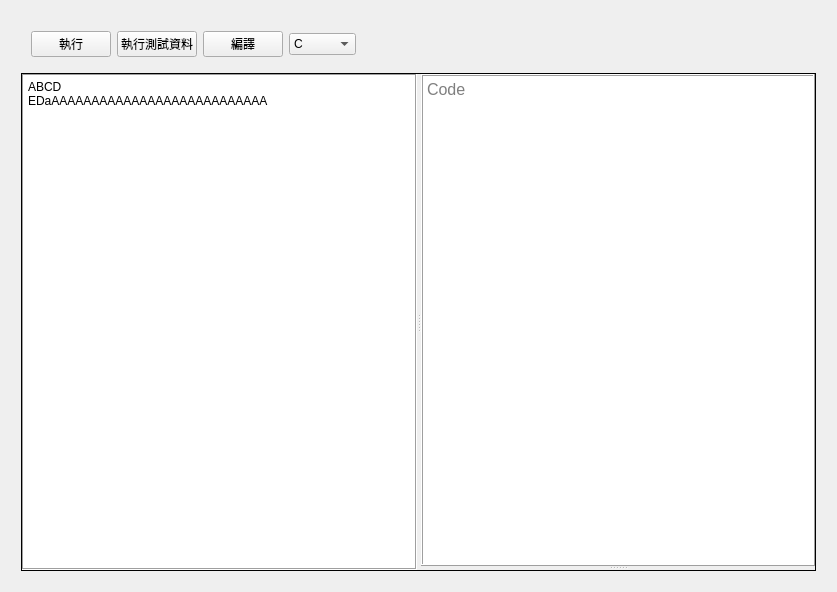
The window that solvingwidget.ui (Vope17/CodeCrazy) describes before a commit, drawn with Qt 5.
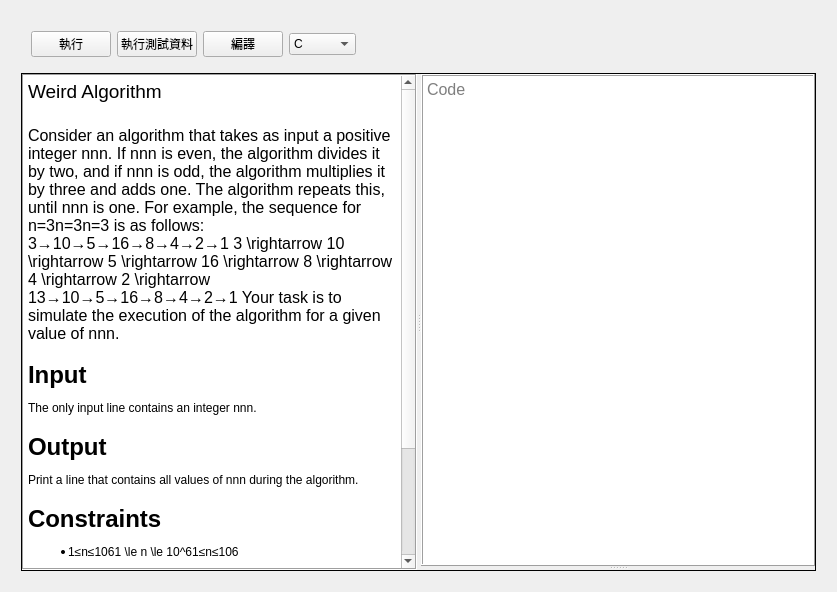
The same window after the commit.

The edit to the form file:
```diff
--- a/solvingwidget.ui
+++ b/solvingwidget.ui
@@ -138,8 +138,21 @@
 li.unchecked::marker { content: &quot;\2610&quot;; }
 li.checked::marker { content: &quot;\2612&quot;; }
 &lt;/style&gt;&lt;/head&gt;&lt;body style=&quot; font-family:'Microsoft JhengHei UI'; font-size:9pt; font-weight:400; font-style:normal;&quot;&gt;
-&lt;p style=&quot; margin-top:0px; margin-bottom:0px; margin-left:0px; margin-right:0px; -qt-block-indent:0; text-indent:0px;&quot;&gt;ABCD&lt;/p&gt;
-&lt;p style=&quot; margin-top:0px; margin-bottom:0px; margin-left:0px; margin-right:0px; -qt-block-indent:0; text-indent:0px;&quot;&gt;EDaAAAAAAAAAAAAAAAAAAAAAAAAAAA&lt;/p&gt;&lt;/body&gt;&lt;/html&gt;</string>
+&lt;p style=&quot; margin-top:0px; margin-bottom:0px; margin-left:0px; margin-right:0px; -qt-block-indent:0; text-indent:0px;&quot;&gt;&lt;span style=&quot; font-size:14pt;&quot;&gt;Weird Algorithm&lt;/span&gt;&lt;/p&gt;
+&lt;p style=&quot;-qt-paragraph-type:empty; margin-top:0px; margin-bottom:0px; margin-left:0px; margin-right:0px; -qt-block-indent:0; text-indent:0px; font-size:14pt;&quot;&gt;&lt;br /&gt;&lt;/p&gt;
+&lt;p style=&quot; margin-top:0px; margin-bottom:0px; margin-left:0px; margin-right:0px; -qt-block-indent:0; text-indent:0px;&quot;&gt;&lt;span style=&quot; font-size:12pt;&quot;&gt;Consider an algorithm that takes as input a positive integer nnn. If nnn is even, the algorithm divides it by two, and if nnn is odd, the algorithm multiplies it by three and adds one. The algorithm repeats this, until nnn is one. For example, the sequence for n=3n=3n=3 is as follows: 3→10→5→16→8→4→2→1 3 \rightarrow 10 \rightarrow 5 \rightarrow 16 \rightarrow 8 \rightarrow 4 \rightarrow 2 \rightarrow 13→10→5→16→8→4→2→1 Your task is to simulate the execution of the algorithm for a given value of nnn.&lt;/span&gt;&lt;/p&gt;
+&lt;h1 style=&quot; margin-top:18px; margin-bottom:12px; margin-left:0px; margin-right:0px; -qt-block-indent:0; text-indent:0px;&quot;&gt;&lt;a name=&quot;input&quot;&gt;&lt;/a&gt;&lt;span style=&quot; font-size:xx-large; font-weight:700;&quot;&gt;I&lt;/span&gt;&lt;span style=&quot; font-size:xx-large; font-weight:700;&quot;&gt;nput&lt;/span&gt;&lt;/h1&gt;
+&lt;p style=&quot; margin-top:12px; margin-bottom:12px; margin-left:0px; margin-right:0px; -qt-block-indent:0; text-indent:0px;&quot;&gt;The only input line contains an integer nnn.&lt;/p&gt;
+&lt;h1 style=&quot; margin-top:18px; margin-bottom:12px; margin-left:0px; margin-right:0px; -qt-block-indent:0; text-indent:0px;&quot;&gt;&lt;a name=&quot;output&quot;&gt;&lt;/a&gt;&lt;span style=&quot; font-size:xx-large; font-weight:700;&quot;&gt;O&lt;/span&gt;&lt;span style=&quot; font-size:xx-large; font-weight:700;&quot;&gt;utput&lt;/span&gt;&lt;/h1&gt;
+&lt;p style=&quot; margin-top:12px; margin-bottom:12px; margin-left:0px; margin-right:0px; -qt-block-indent:0; text-indent:0px;&quot;&gt;Print a line that contains all values of nnn during the algorithm.&lt;/p&gt;
+&lt;h1 style=&quot; margin-top:18px; margin-bottom:12px; margin-left:0px; margin-right:0px; -qt-block-indent:0; text-indent:0px;&quot;&gt;&lt;a name=&quot;constraints&quot;&gt;&lt;/a&gt;&lt;span style=&quot; font-size:xx-large; font-weight:700;&quot;&gt;C&lt;/span&gt;&lt;span style=&quot; font-size:xx-large; font-weight:700;&quot;&gt;onstraints&lt;/span&gt;&lt;/h1&gt;
+&lt;ul style=&quot;margin-top: 0px; margin-bottom: 0px; margin-left: 0px; margin-right: 0px; -qt-list-indent: 1;&quot;&gt;
+&lt;li style=&quot; margin-top:12px; margin-bottom:12px; margin-left:0px; margin-right:0px; -qt-block-indent:0; text-indent:0px;&quot;&gt;1≤n≤1061 \le n \le 10^61≤n≤106&lt;/li&gt;&lt;/ul&gt;
+&lt;h1 style=&quot; margin-top:18px; margin-bottom:12px; margin-left:0px; margin-right:0px; -qt-block-indent:0; text-indent:0px;&quot;&gt;&lt;a name=&quot;example&quot;&gt;&lt;/a&gt;&lt;span style=&quot; font-size:xx-large; font-weight:700;&quot;&gt;E&lt;/span&gt;&lt;span style=&quot; font-size:xx-large; font-weight:700;&quot;&gt;xample&lt;/span&gt;&lt;/h1&gt;
+&lt;p style=&quot; margin-top:12px; margin-bottom:12px; margin-left:0px; margin-right:0px; -qt-block-indent:0; text-indent:0px;&quot;&gt;Input:&lt;/p&gt;
+&lt;p style=&quot; margin-top:12px; margin-bottom:12px; margin-left:0px; margin-right:0px; -qt-block-indent:0; text-indent:0px;&quot;&gt;&lt;span style=&quot; font-family:'Courier New';&quot;&gt;3&lt;/span&gt;&lt;/p&gt;
+&lt;p style=&quot; margin-top:12px; margin-bottom:12px; margin-left:0px; margin-right:0px; -qt-block-indent:0; text-indent:0px;&quot;&gt;Output:&lt;/p&gt;
+&lt;p style=&quot; margin-top:12px; margin-bottom:12px; margin-left:0px; margin-right:0px; -qt-block-indent:0; text-indent:0px;&quot;&gt;&lt;span style=&quot; font-family:'Courier New';&quot;&gt;3 10 5 16 8 4 2 1&lt;/span&gt;&lt;/p&gt;&lt;/body&gt;&lt;/html&gt;</string>
         </property>
        </widget>
        <widget class="QSplitter" name="splitter">
```
